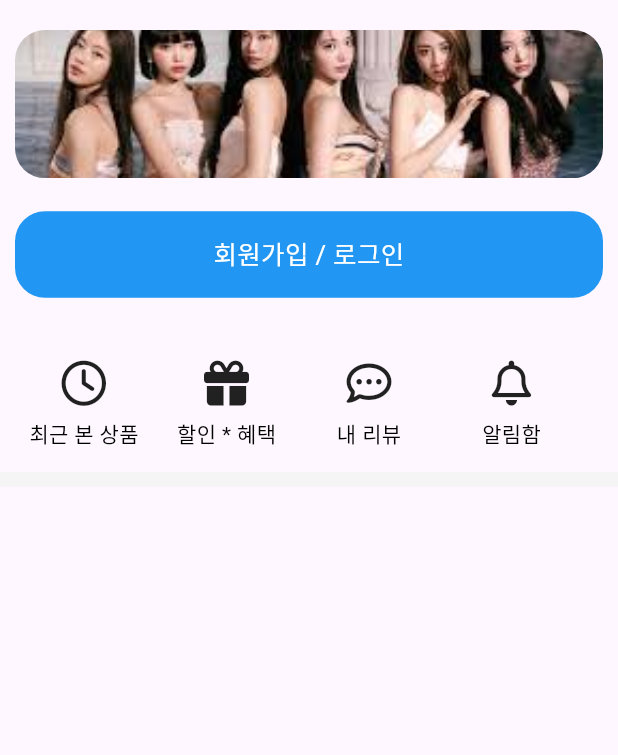
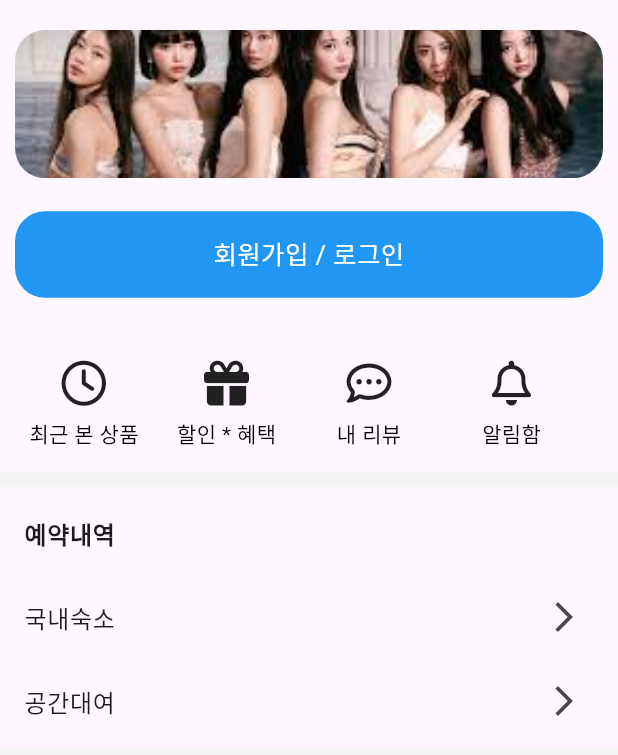
Before and after one commit to vosw1/yeogi_app, a Flutter app: the MyPage screen opened directly, on a phone screen of 412 x 824 dp. Shown: the top 755 px of the screen. Run offline on Flutter 3.47's test engine with Material 3 defaults, Android fonts, the light colour scheme and no system bars; our stand-ins replace font_awesome_flutter, geolocator; Roboto replaces fonts that are missing (Jua-Regular.ttf).

Commit message:
예약내역 메뉴

```diff
--- /dev/null
+++ b/lib/my_page/my_page_book_menu_holder.dart
@@ -0,0 +1,33 @@
+import 'package:flutter/material.dart';
+
+class MyPageBookMenuHolder extends StatelessWidget {
+  const MyPageBookMenuHolder({super.key});
+
+  @override
+  Widget build(BuildContext context) {
+    return Column(
+      children: <Widget>[
+        ListTile(
+          title: Text('예약내역', style: TextStyle(fontWeight: FontWeight.bold)),
+          onTap: () {
+
+          },
+        ),
+        ListTile(
+          title: Text('국내숙소'),
+          trailing: Icon(Icons.arrow_forward_ios),
+          onTap: () {
+
+          },
+        ),
+        ListTile(
+          title: Text('공간대여'),
+          trailing: Icon(Icons.arrow_forward_ios),
+          onTap: () {
+
+          },
+        ),
+      ],
+    );
+  }
+}
--- a/lib/pages/my_page.dart
+++ b/lib/pages/my_page.dart
@@ -3,6 +3,7 @@ import 'package:flutter/material.dart';
 import 'package:yogi_project/my_page/my_page_appbar.dart';
 import 'package:yogi_project/my_page/my_page_header_banner.dart';
 import 'package:yogi_project/my_page/my_page_login_button.dart';
+import 'package:yogi_project/my_page/my_page_book_menu_holder.dart';
 
 class MyPage extends StatelessWidget {
   const MyPage({super.key});
@@ -21,7 +22,12 @@ class MyPage extends StatelessWidget {
           Divider(
             color: Colors.grey[100],
             thickness: 10.0,
-          )
+          ),
+          MyPageBookMenuHolder(),
+          Divider(
+            color: Colors.grey[100],
+            thickness: 10.0,
+          ),
         ],
       ),
     );
```
Also changed, not shown: lib/my_page/data/my_page_menu_icon.dart (added, +15 -0 lines).
